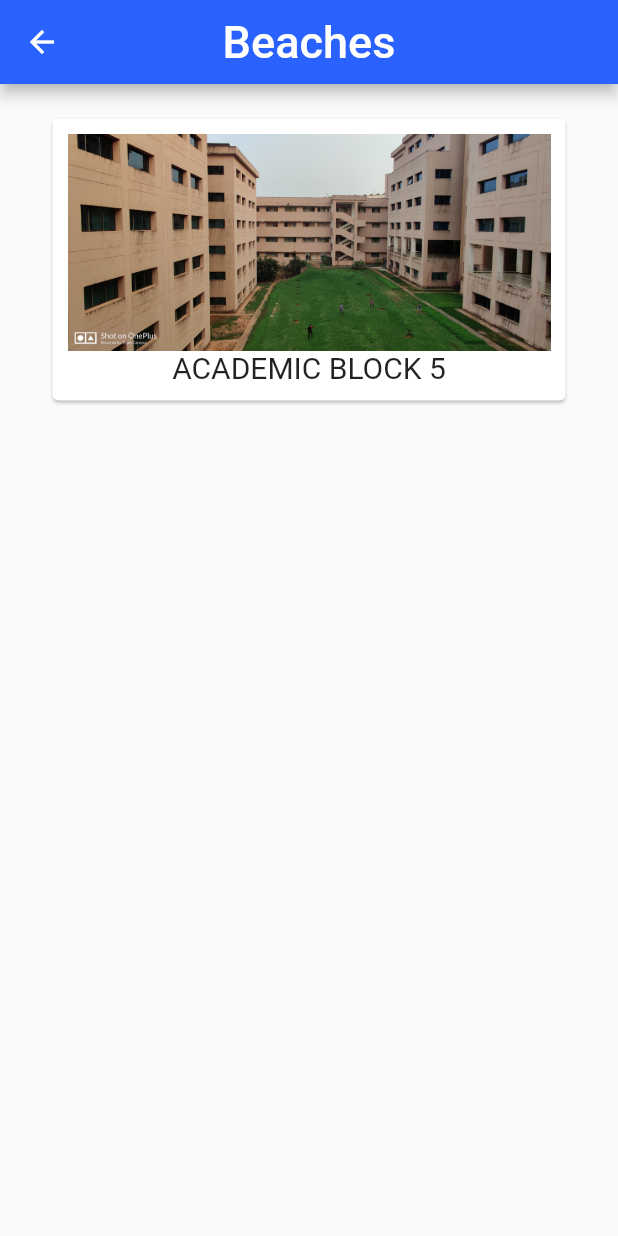
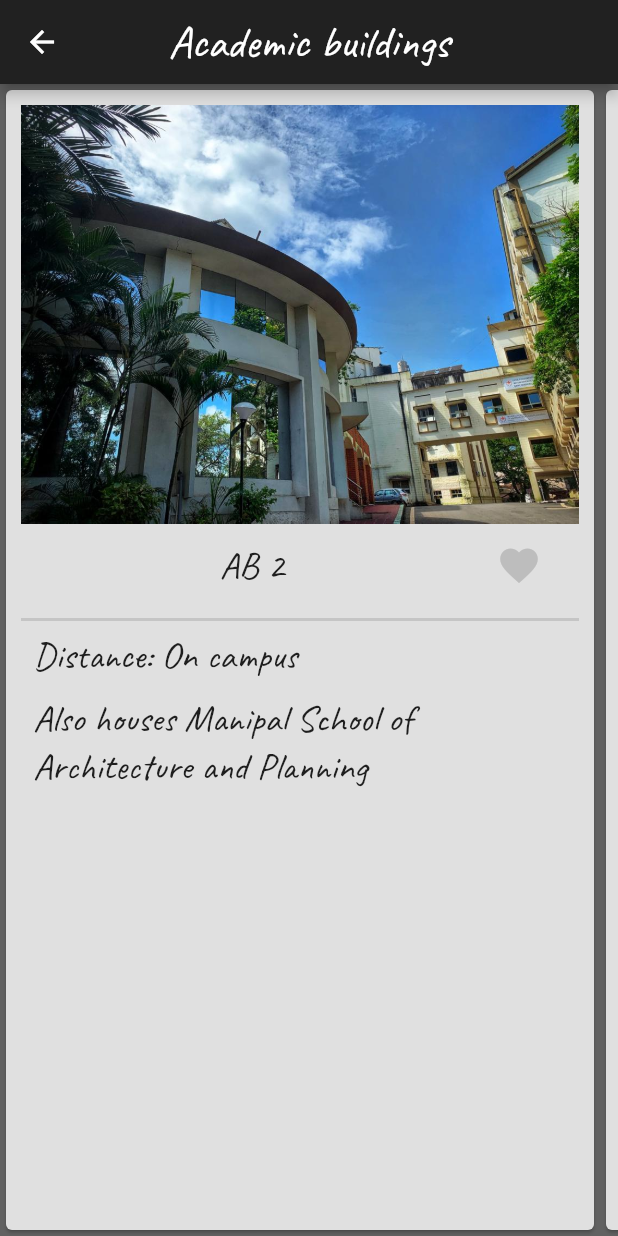
Before and after one commit to V0707/manipal_explore, a Flutter app: the ABScreen screen opened directly, on a phone screen of 412 x 824 dp. Run offline on Flutter 3.47's test engine with Material 2 defaults, Android fonts, the phone set to English and light mode, and no system bars.

Commit message:
2nd Commit

```diff
--- /dev/null
+++ b/lib/ABScreen.dart
@@ -0,0 +1,41 @@
+import 'package:flutter/cupertino.dart';
+import 'package:flutter/material.dart';
+import 'picture.dart';
+
+class ABScreen extends StatelessWidget {
+  @override
+  Widget build(BuildContext context) {
+    return Scaffold(
+      backgroundColor: Colors.grey.shade700,
+      appBar: AppBar(
+        backgroundColor: Colors.grey.shade900,
+        title: Text('Academic buildings',style: TextStyle(fontSize: 30,color: Colors.white,fontFamily: 'Caveat'),),
+        centerTitle: true,
+      ),
+      body:Container(
+        child: ListView(
+          scrollDirection: Axis.horizontal,
+          children: <Widget>[
+              picture(
+                imageName:'AB2.jpeg' ,
+                text: 'AB 2',
+                distance: 'On campus',
+                info:'Also houses Manipal School of Architecture and Planning',
+              ), //AB2
+            picture(
+                imageName: 'AB-5.jpg',
+                text:'ACADEMIC BLOCK 5',
+                distance: 'On campus',
+                info: 'This is the Academic block 5, which has the E&I department etc.'),
+            picture(
+              imageName: 'NLHRoad.jpeg',
+              text: 'NLH ROAD',
+              distance: 'on Campus',
+              info: 'Also known as New Lecture hall road, this is where you will find OM Xerox, and many other shops as well. Here you can satisfy your hunger pangs and also get documents and files xeroxed'
+            )//NLH road
+          ],
+        ),
+      ),
+    );
+  }
+}
--- /dev/null
+++ b/lib/BeachScreen.dart
@@ -0,0 +1,50 @@
+import 'package:flutter/material.dart';
+import 'picture.dart';
+
+class BeachesScreen extends StatelessWidget {
+  @override
+  Widget build(BuildContext context) {
+    return Scaffold(
+      backgroundColor: Colors.grey.shade700,
+      appBar: AppBar(
+        backgroundColor: Colors.grey.shade900,
+        title: Text('Beaches',style: TextStyle(fontSize: 30,color: Colors.white,fontFamily: 'Caveat'),),
+        centerTitle: true,
+      ),
+      body:Container(
+        child: ListView(
+          scrollDirection: Axis.horizontal,
+          children: <Widget>[
+            picture(
+                imageName: 'Kaup_beach.jpg',
+                text:'KAUP BEACH',
+                distance: '15km',
+                info: 'Kaup Beach The lighthouse at this beach is famous and is not very crowded. At a distance of 15 kilometres from Manipal, it is a very popular destination for the students of Manipal University to spend weekends. The light house, built by British in 1901, is located on the shores of Arabian Sea.'
+            ),
+            picture(
+                imageName: 'Malpe beach.jpg',
+                text:'MALPE BEACH',
+                distance: '13.2km',
+              info: 'Malpe beach is a busy beautiful beach. There are a lot of water sporting activities here. We can really enjoy the water activities. There are water rides such as jet ski, banana ride, '
+                  'speed boat ride and much more. There are boat services from here to the St. Marys island',
+            ),
+            picture(
+                imageName: 'Mattu beach.jpg',
+                text:'MATTU BEACH',
+                distance: '20.5km',
+                info:'Yet another one of those offbeat beauties, this beach is relatively virgin and untouched by commercial tourism. It is still not very well known and hence is clean and naturally maintained. It is still mostly habitated with the locals and less tourists. As it is with all beaches it is beautiful to watch the sun rise and sun set.'
+                    ' The landscape around the area is beautiful, so rest assured the camera will be happy and so will you.',
+            ),
+            picture(
+                imageName: 'Hoode_Beach.jpg',
+                text:'HOODE BEACH',
+                distance: '16.4km',
+                info: ' It is one of the most secluded beaches around Manipal. This beach is better enjoyed when visited in a 2 wheeler because it is a 4 km long stretch. The ride in this stretch is one of the most peaceful rides. You see coconut trees everywhere,'
+                    ' the ocean on the left, the backwaters on the right, it is very peaceful. '
+            ),
+          ],
+        ),
+      ),
+    );
+  }
+}
--- /dev/null
+++ b/lib/Heart.dart
@@ -0,0 +1,77 @@
+import 'package:flutter/material.dart';
+
+class Heart extends StatefulWidget {
+  @override
+  _HeartState createState() => _HeartState();
+}
+
+class _HeartState extends State<Heart> with SingleTickerProviderStateMixin {
+  bool isFav = false;
+  AnimationController _controller;
+  Animation<Color> _colorAnimation;
+  Animation<double> _sizeAnimation;
+  Animation _curve;
+
+  @override
+  void initState() {
+    super.initState();
+
+    _controller = AnimationController(
+      duration: Duration(milliseconds: 200),
+      vsync: this,
+    );
+
+    _curve = CurvedAnimation(parent: _controller, curve: Curves.slowMiddle);
+
+    _colorAnimation = ColorTween(begin: Colors.grey[400], end: Colors.red).animate(_curve);
+
+    _sizeAnimation = TweenSequence(<TweenSequenceItem<double>>[
+      TweenSequenceItem<double>(
+        tween: Tween<double>(begin: 30, end: 50),
+        weight: 50,
+      ),
+      TweenSequenceItem<double>(
+        tween: Tween<double>(begin: 50, end: 30),
+        weight: 50,
+      ),
+    ]).animate(_curve);
+
+    _controller.addStatusListener((status) {
+      if (status == AnimationStatus.completed) {
+        setState(() {
+          isFav = true;
+        });
+      }
+      if (status == AnimationStatus.dismissed) {
+        setState(() {
+          isFav = false;
+        });
+      }
+    });
+  }
+
+  // dismiss the animation when widgit exits screen
+  @override
+  void dispose() {
+    super.dispose();
+    _controller.dispose();
+  }
+
+  @override
+  Widget build(BuildContext context) {
+    return AnimatedBuilder(
+        animation: _controller,
+        builder: (BuildContext context, _) {
+          return IconButton(
+            icon: Icon(
+              Icons.favorite,
+              color: _colorAnimation.value,
+              size: _sizeAnimation.value,
+            ),
+            onPressed: () {
+              isFav ? _controller.reverse() : _controller.forward();
+            },
+          );
+        });
+  }
+}
--- /dev/null
+++ b/lib/RecreationScreen.dart
@@ -0,0 +1,39 @@
+import 'picture.dart';
+import 'package:flutter/material.dart';
+
+class RecreationScreen extends StatelessWidget {
+  @override
+  Widget build(BuildContext context) {
+    return Scaffold(
+      backgroundColor: Colors.grey.shade700,
+      appBar: AppBar(
+        backgroundColor: Colors.grey.shade900,
+        title: Text('Recreation',style: TextStyle(fontSize: 30,color: Colors.white,fontFamily: 'Caveat'),),
+        centerTitle: true,
+      ),
+      body:Container(
+        child: ListView(
+          scrollDirection: Axis.horizontal,
+          children: <Widget>[
+            picture(imageName: 'Student Plaza.jpg', text:'STUDENT PLAZA',
+            distance: 'on campus',
+            info: 'At the centre of the campus, this palza is a lot of socializing happens.'
+            ),
+            picture(imageName: 'TC_1.jpeg', text:'TIGER CIRCLE',
+            distance: 'a good walk',
+            info: 'From the Radha Medicals to Bharat Cinemas and Unlimited, you will everything you need here'),
+            picture(
+                imageName: 'End point.jpg', text:'END POINT',
+                distance: 'a good walk',
+            info:'End point is a cool place away from the hustle of the town. A walk of 4 kms on a well paved road takes you through greenery to a point which has sitting arrangement the Manipal lake can be viewed from there. It offers great viewing for nature lovers.'),
+            picture(
+              imageName: 'Arbi falls.jpg', text: 'ARBI FALLS',
+              distance: '5km',
+              info: 'Bandaje falls, also known as Bandaje Arbi falls is a waterfall located in the Charmadi ghat section of the Western Ghats in the Belthangady taluk of Dakshina Kannada district, Karnataka. The waterfalls can be reached only by undertaking trekking in thick forests and grass lands with the help of local guides and in summer the waterfalls goes dry. The height of waterfalls is about 200 feet.'
+            )
+          ],
+        ),
+      ),
+    );
+  }
+}
--- a/lib/main.dart
+++ b/lib/main.dart
@@ -1,6 +1,13 @@
+import 'package:flutter/cupertino.dart';
 import 'package:flutter/material.dart';
 import 'package:flutter/rendering.dart';
-
+//import 'package:manipal_explore/ABList.dart';
+//import 'info.dart';
+//import 'picture.dart';
+import 'ABScreen.dart';
+import 'BeachScreen.dart';
+import 'RecreationScreen.dart';
+//14th sep
 void main() => runApp(new Manipal());
 
 class Manipal extends StatelessWidget {
@@ -19,18 +26,32 @@ class homepage extends StatefulWidget {
 }
 
 class _homepageState extends State<homepage> {
+  //static List<Widget> myPages = <Widget>[RecreationScreen(), ABScreen(), BeachesScreen()];
+
+  //int _selectedIndex = 0;
+
+  /*void _onItemTapped(int index) {
+    setState(() {
+      _selectedIndex = index;
+    });
+  }*/
+
   @override
   Widget build(BuildContext context) {
     return Scaffold(
       appBar: AppBar(
         title: Text('Manipal Explorer',style: TextStyle(color: Colors.white, fontSize: 20),),
-        backgroundColor: Colors.blue.shade900,
+        backgroundColor: Colors.grey.shade900,
         centerTitle: true,
         actions: <Widget>[
           IconButton(
             icon: Icon(Icons.search,color: Colors.white,),
+            onPressed: (){
+              //Search();
+            },
           ),
         ],
+
       ),
       drawer: Drawer(
         child: ListView(
@@ -38,35 +59,35 @@ class _homepageState extends State<homepage> {
           children: <Widget>[
             Container(
               height: 90,
-              color: Colors.blue.shade800,
+              color: Colors.grey.shade800,
               child: DrawerHeader(
                 child: Text('places', style: TextStyle(color: Colors.white, fontSize:25),),
               ),
             ),
             //Divider(thickness: 1.0,),
             ListTile(
-                leading: Icon(Icons.business, color: Colors.blue,),
+                leading: Icon(Icons.school),
                 title: Text('Academic buildings',style: TextStyle(fontSize: 18,)),
               onTap: () {
                 Navigator.push(context, MaterialPageRoute(builder: (context) => ABScreen()),);
               },
             ),
             ListTile(
-              leading: Icon(Icons.group),
+              leading: Icon(Icons.games),
               title: Text('Recreation',style: TextStyle(fontSize: 18),),
               onTap: () {
                 Navigator.push(context, MaterialPageRoute(builder: (context) => RecreationScreen()),);
               },
             ),
             ListTile(
-              leading: Icon(Icons.local_offer),
+              leading: Icon(Icons.beach_access),
               title: Text('Beaches',style: TextStyle(fontSize: 18),),
               onTap: () {
                 Navigator.push(context, MaterialPageRoute(builder: (context) => BeachesScreen()),);
               },
             ),
             ListTile(
-              leading: Icon(Icons.forum),
+              leading: Icon(Icons.restaurant),
               title: Text('Food courts',style: TextStyle(fontSize: 18),),
             ),
           ],
@@ -78,109 +99,48 @@ class _homepageState extends State<homepage> {
             Padding(
               padding: const EdgeInsets.all(16.0),
               child: Image(
-                image: AssetImage('images/MIT.jpeg'),
+                image: AssetImage('images/MIT_1.jpeg'),
               ),
-            )
+            ),
+            Text('MANIPAL INSTITUTE OF TECHNOLOGY', style: TextStyle(fontSize: 25,fontFamily: 'Caveat'),),
+            //Lists(context),
           ],
         ),
       ),
+
+      /*bottomNavigationBar: BottomNavigationBar(
+        type: BottomNavigationBarType.fixed,
+        items: const<BottomNavigationBarItem>[
+          BottomNavigationBarItem(
+            icon: Icon(
+              Icons.home,
+            ),
+            title: Text('home'),
+          ),
+          BottomNavigationBarItem(
+            icon: Icon(
+              Icons.games,
+            ),
+            title: Text('Recreation'),
+          ),
+          BottomNavigationBarItem(
+            icon: Icon(
+              Icons.school,
+            ),
+            title: Text('On Campus'),
+          ),
+          BottomNavigationBarItem(
+            icon: Icon(
+              Icons.beach_access,
+            ),
+            title: Text('Beaches'),
+          ),
+        ],
+        currentIndex: _selectedIndex,
+        onTap: _onItemTapped
+      ),*/
     );
   }
 }
 
-Widget picture({String imageName, String text}){
-  return ListTile(
-    title:  Card(
-        child: Padding(
-          padding: const EdgeInsets.all(10.0),
-          child: Column(
-            children: <Widget>[
-              Image(
-                image: AssetImage('images/$imageName.jpg'),
-              ),
-              Text('$text', style: TextStyle(fontSize: 20),),
-            ],
-          ),
-        ),
-      ),
-  );
-}
-
-class BeachesScreen extends StatelessWidget {
-  @override
-  Widget build(BuildContext context) {
-    return Scaffold(
-      //backgroundColor: Colors.grey.shade800,
-      appBar: AppBar(
-        backgroundColor: Colors.blueAccent.shade700,
-        title: Text('Beaches',style: TextStyle(fontSize: 30,color: Colors.white,),),
-        centerTitle: true,
-      ),
-      body:Container(
-        child: Padding(
-          padding: const EdgeInsets.all(15.0),
-          child: ListView(
-            children: <Widget>[
-               picture(imageName: 'Kaup_beach', text:'KAUP BEACH'),
-              picture(imageName: 'Malpe beach', text:'MALPE BEACH'),
-              picture(imageName: 'Mattu beach', text:'MATTU BEACH'),
-              picture(imageName: 'Hoode_Beach', text:'HOODE BEACH'),
-            ],
-          )
-        ),
-      ),
-    );
-  }
-}
-
-class RecreationScreen extends StatelessWidget {
-  @override
-  Widget build(BuildContext context) {
-    return Scaffold(
-      //backgroundColor: Colors.grey.shade800,
-      appBar: AppBar(
-        backgroundColor: Colors.blueAccent.shade700,
-        title: Text('Recreation',style: TextStyle(fontSize: 30,color: Colors.white,),),
-        centerTitle: true,
-      ),
-      body:Container(
-        child: Padding(
-            padding: const EdgeInsets.all(15.0),
-            child: ListView(
-              children: <Widget>[
-                picture(imageName: 'Student Plaza', text:'STUDENT PLAZA'),
-                picture(imageName: 'TC', text:'TIGER CIRCLE'),
-                picture(imageName: 'End point', text:'END POINT'),
-              ],
-            ),
-        ),
-      ),
-    );
-  }
-}
-
-class ABScreen extends StatelessWidget {
-  @override
-  Widget build(BuildContext context) {
-    return Scaffold(
-      //backgroundColor: Colors.grey.shade800,
-      appBar: AppBar(
-        backgroundColor: Colors.blueAccent.shade700,
-        title: Text('Beaches',style: TextStyle(fontSize: 30,color: Colors.white,),),
-        centerTitle: true,
-      ),
-      body:Container(
-        child: Padding(
-          padding: const EdgeInsets.all(15.0),
-          child: ListView(
-            children: <Widget>[
-              //picture(imageName: 'AB2', text:'ACADEMIC BLOCK-2'),
-              picture(imageName: 'AB-5', text:'ACADEMIC BLOCK 5'),
-              //picture(imageName: 'NLHRoad', text:'END POINT'),
-            ],
-          ),
-        ),
-      ),
-    );
-  }
-}
+//info i=info('6-7km','nedibdewubi');
--- /dev/null
+++ b/lib/picture.dart
@@ -0,0 +1,39 @@
+import 'package:flutter/material.dart';
+//import 'package:manipal_explore/BeachScreen.dart';
+import 'package:manipal_explore/Heart.dart';
+
+Widget picture({String imageName, String text, String distance,String info, BuildContext context}){
+  return Container(
+      width: 400,
+      child:  Card(
+        color: Colors.grey.shade300,
+        child: Padding(
+          padding: const EdgeInsets.all(10.0),
+          child: ListView(
+            children: <Widget>[
+              Image(
+                image: AssetImage('images/$imageName'),
+              ),
+              ListTile(
+                title: Center(child: Text('$text',style: TextStyle(fontSize: 25,fontFamily: 'Caveat'),)),
+                trailing: Heart(),
+              ),
+              Divider(
+                thickness: 2,
+              ),
+              Container(
+                padding: EdgeInsets.fromLTRB(8.0, 0.0, 0.0, 2.0),
+                child: Text('Distance: $distance', style: TextStyle(fontSize: 25,fontFamily: 'Caveat'),),
+              ),
+              Container(
+                  child: Padding(
+                    padding: const EdgeInsets.all(8.0),
+                    child: Text('$info',style: TextStyle(fontSize: 25,fontFamily: 'Caveat'),),
+                  ),
+              ),
+            ],
+          ),
+        ),
+      ),
+  );
+}
--- a/pubspec.yaml
+++ b/pubspec.yaml
@@ -40,6 +40,7 @@ flutter:
     - images/Hoode_Beach.jpg
     - images/Student Plaza.jpg
     - images/TC.jpg
+    - images/TC_1.jpeg
     - images/End point.jpg
     - images/AB2.jpeg
     - images/AB-5.jpg
@@ -47,7 +48,12 @@ flutter:
     - images/NLHRoad.jpeg
     - images/Near arbi falls.jpg
     - images/MIT.jpeg
+    - images/MIT_1.jpeg
+  fonts:
 
+    - family: Caveat
+      fonts:
+        - asset: font/Caveat-Regular.ttf
 
 
 
```
Also changed, not shown: font/Caveat-Regular.ttf (added).
